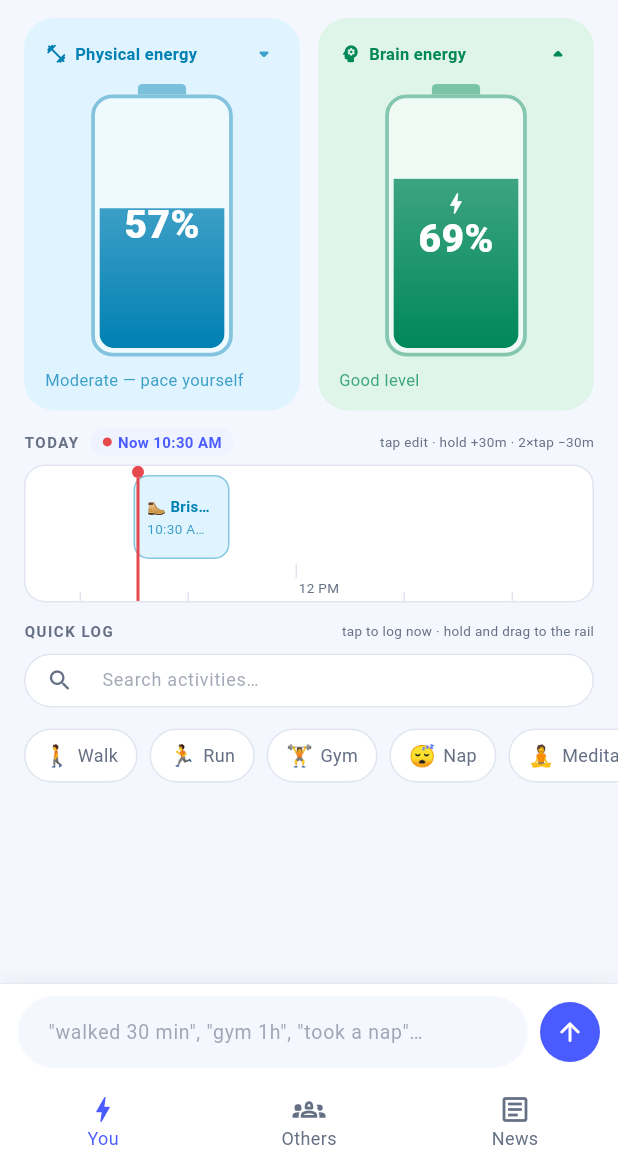
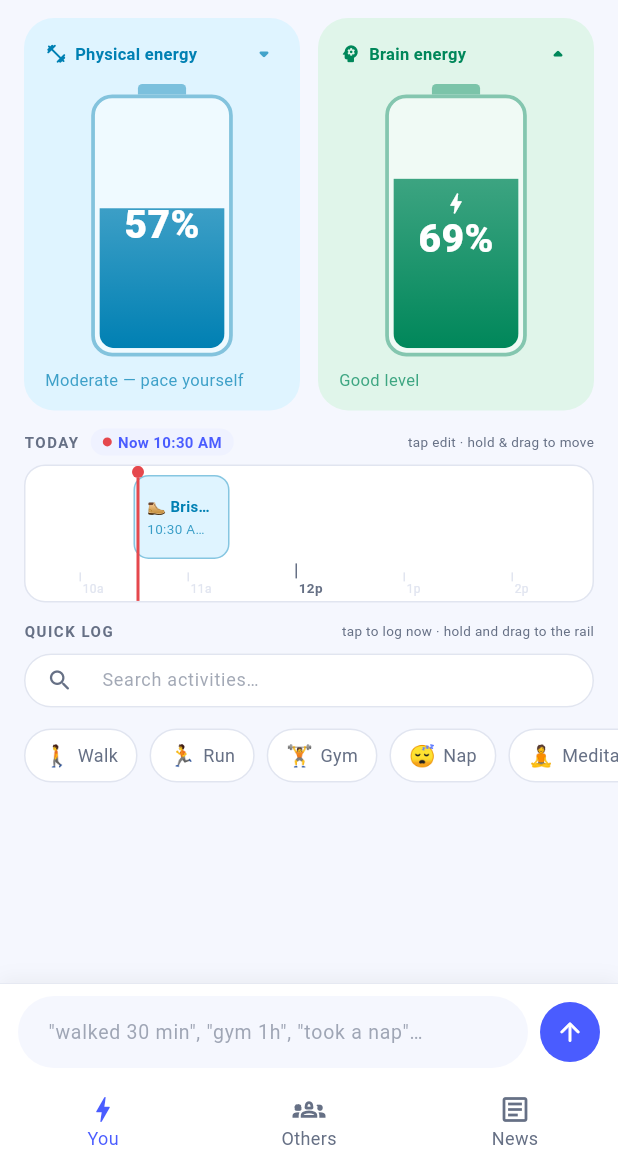
Before and after one commit to nikhiljose47/batterie, a Flutter app: the screen it shows after launch, after a tap on "Walk", on a phone screen of 412 x 824 dp, the part 72-1236 px from its top. Run offline on Flutter 3.47's test engine with Material 3 defaults, Android fonts, the phone set to English and light mode, and no system bars; our stand-ins replace flutter_dotenv, sqflite, sqflite_common_ffi; accounts and stored records are empty; network calls fail.

Commit message:
Rail update

```diff
--- a/lib/config/theme/app_theme.dart
+++ b/lib/config/theme/app_theme.dart
@@ -35,7 +35,7 @@ class AppTheme {
         selectedLabelStyle: TextStyle(fontSize: 12),
         unselectedLabelStyle: TextStyle(fontSize: 12),
       ),
-      cardTheme: CardTheme(
+      cardTheme: CardThemeData(
         color: AppColors.surface,
         elevation: 0,
         margin: EdgeInsets.zero,
--- a/lib/pages/dashboard/dashboard_page.dart
+++ b/lib/pages/dashboard/dashboard_page.dart
@@ -158,8 +158,10 @@ class _DashboardPageState extends State<DashboardPage> {
                       activities: state.loggedActivities,
                       onDropActivity: (activityId, startMinutes) => _controller
                           .logActivity(activityId, startMinutes: startMinutes),
+                      onMoveActivity: (loggedId, startMinutes) =>
+                          _controller.updateLoggedActivity(loggedId,
+                              startMinutes: startMinutes),
                       onEditRequest: _showEditActivitySheet,
-                      onAdjustDuration: _adjustDuration,
                     ),
                     const SizedBox(height: AppSpacing.medium),
                     _QuickLogSection(
@@ -193,38 +195,6 @@ class _DashboardPageState extends State<DashboardPage> {
     _controller.processActivityText(text);
     _textController.clear();
     _focusNode.unfocus();
-  }
-
-  void _adjustDuration(LoggedActivity logged, int deltaMinutes) {
-    final newDuration = (logged.durationMinutes + deltaMinutes).clamp(10, 240);
-    final activity = const EnergyScoreEngine().activityById(logged.activityId);
-
-    if (newDuration == logged.durationMinutes) {
-      ScaffoldMessenger.of(context)
-        ..hideCurrentSnackBar()
-        ..showSnackBar(SnackBar(
-          content: Text(
-            deltaMinutes > 0
-                ? '${activity.name} is already at the 240 min maximum'
-                : '${activity.name} is already at the 10 min minimum',
-          ),
-          duration: const Duration(seconds: 1),
-          behavior: SnackBarBehavior.floating,
-        ));
-      return;
-    }
-
-    _controller.updateLoggedActivity(logged.id, durationMinutes: newDuration);
-
-    ScaffoldMessenger.of(context)
-      ..hideCurrentSnackBar()
-      ..showSnackBar(SnackBar(
-        content: Text(
-          '${activity.name} ${deltaMinutes > 0 ? '+30' : '−30'} min → $newDuration min',
-        ),
-        duration: const Duration(seconds: 1),
-        behavior: SnackBarBehavior.floating,
-      ));
   }
 
   void _showCheckInSheet(BuildContext context) {
@@ -399,7 +369,7 @@ class _QuickLogSection extends StatelessWidget {
               hintText: 'Search activities…',
               hintStyle: TextStyle(
                 fontSize: 12,
-                color: AppColors.textMuted.withOpacity(0.6),
+                color: AppColors.textMuted.withValues(alpha:0.6),
               ),
               prefixIcon: const Icon(Icons.search_rounded,
                   size: 18, color: AppColors.textMuted),
@@ -570,7 +540,7 @@ class _ActivityInputBar extends StatelessWidget {
             const Border(top: BorderSide(color: AppColors.outline, width: 0.5)),
         boxShadow: <BoxShadow>[
           BoxShadow(
-            color: Colors.black.withOpacity(0.05),
+            color: Colors.black.withValues(alpha:0.05),
             blurRadius: 10,
             offset: const Offset(0, -2),
           ),
@@ -593,7 +563,7 @@ class _ActivityInputBar extends StatelessWidget {
                 hintText: '"walked 30 min", "gym 1h", "took a nap"…',
                 hintStyle: TextStyle(
                   fontSize: 13,
-                  color: AppColors.textMuted.withOpacity(0.6),
+                  color: AppColors.textMuted.withValues(alpha:0.6),
                 ),
                 filled: true,
                 fillColor: AppColors.scaffoldBackground,
--- a/lib/pages/dashboard/widgets/activity_timeline_rail.dart
+++ b/lib/pages/dashboard/widgets/activity_timeline_rail.dart
@@ -1,31 +1,30 @@
 import 'package:flutter/material.dart';
-import 'package:flutter/services.dart';
 
 import '../../../constants/app_colors.dart';
 import '../../../engine/energy_score_engine.dart';
 import '../../../models/logged_activity.dart';
 
 /// Horizontal 24-hour rail. Auto-scrolls so "now" sits near the left edge,
-/// shows a live now-indicator, renders logged activities as editable cards,
-/// and accepts quick-log chips via drag-and-drop.
+/// shows a live now-indicator, renders logged activities as draggable cards,
+/// and accepts quick-log chips via drag-and-drop from outside the rail.
 class ActivityTimelineRail extends StatefulWidget {
   const ActivityTimelineRail({
     super.key,
     required this.activities,
     required this.onDropActivity,
+    required this.onMoveActivity,
     required this.onEditRequest,
-    required this.onAdjustDuration,
   });
 
   final List<LoggedActivity> activities;
 
-  /// Called when a chip is dropped: (activityId, startMinutes).
+  /// External chip dropped onto the rail → create a new entry.
   final void Function(String activityId, int startMinutes) onDropActivity;
+
+  /// Existing card dragged within the rail → update its start time.
+  final void Function(String loggedId, int startMinutes) onMoveActivity;
+
   final ValueChanged<LoggedActivity> onEditRequest;
-
-  /// Called on hold (+30) or double-tap (−30): (activity, deltaMinutes).
-  final void Function(LoggedActivity activity, int deltaMinutes)
-      onAdjustDuration;
 
   @override
   State<ActivityTimelineRail> createState() => _ActivityTimelineRailState();
@@ -79,7 +78,6 @@ class _ActivityTimelineRailState extends State<ActivityTimelineRail> {
               ),
             ),
             const SizedBox(width: 8),
-            // Now indication (left side of the rail header)
             Container(
               padding: const EdgeInsets.symmetric(horizontal: 8, vertical: 2),
               decoration: BoxDecoration(
@@ -111,7 +109,7 @@ class _ActivityTimelineRailState extends State<ActivityTimelineRail> {
             ),
             const Spacer(),
             const Text(
-              'tap edit · hold +30m · 2×tap −30m',
+              'tap edit · hold & drag to move',
               style: TextStyle(fontSize: 9, color: AppColors.textMuted),
             ),
           ],
@@ -165,32 +163,46 @@ class _ActivityTimelineRailState extends State<ActivityTimelineRail> {
         ((local.dx + _scrollController.offset) / _pixelsPerMinute).round();
     // Snap to 15-minute steps
     final snapped = ((minutes / 15).round() * 15).clamp(0, 1425);
-    widget.onDropActivity(details.data, snapped);
+
+    final data = details.data;
+    if (data.startsWith('move:')) {
+      // Internal card drag — just update the start time
+      widget.onMoveActivity(data.substring(5), snapped);
+    } else {
+      // External chip drop — create a new logged entry
+      widget.onDropActivity(data, snapped);
+    }
   }
 
+  /// Tick + label for every hour. Major ticks at 0 / 6 / 12 / 18 are taller
+  /// and labelled in a slightly larger font for orientation.
   List<Widget> _buildHourMarks() {
     return List<Widget>.generate(25, (hour) {
       final x = hour * 60 * _pixelsPerMinute;
-      final showLabel = hour % 3 == 0;
+      final isMajor = hour % 6 == 0;
       return Positioned(
         left: x,
         bottom: 0,
         child: Column(
           crossAxisAlignment: CrossAxisAlignment.start,
+          mainAxisSize: MainAxisSize.min,
           children: <Widget>[
             Container(
               width: 1,
-              height: showLabel ? 10 : 6,
-              color: AppColors.outline,
+              height: isMajor ? 10 : 6,
+              color: isMajor
+                  ? AppColors.textMuted
+                  : AppColors.outline,
             ),
-            if (showLabel)
             Padding(
               padding: const EdgeInsets.only(left: 2, bottom: 2),
               child: Text(
                 _hourLabel(hour),
-                  style: const TextStyle(
-                    fontSize: 9,
-                    color: AppColors.textMuted,
+                style: TextStyle(
+                  fontSize: isMajor ? 9 : 8,
+                  color: isMajor ? AppColors.textMuted : AppColors.outline,
+                  fontWeight:
+                      isMajor ? FontWeight.w600 : FontWeight.normal,
                 ),
               ),
             ),
@@ -233,28 +245,14 @@ class _ActivityTimelineRailState extends State<ActivityTimelineRail> {
       final width =
           (logged.durationMinutes * _pixelsPerMinute).clamp(64.0, _dayWidth);
 
-      return Positioned(
-        left: logged.startMinutes * _pixelsPerMinute,
-        top: 6,
-        child: GestureDetector(
-          onTap: () => widget.onEditRequest(logged),
-          onLongPress: () {
-            HapticFeedback.mediumImpact();
-            widget.onAdjustDuration(logged, 30);
-          },
-          onDoubleTap: () {
-            HapticFeedback.lightImpact();
-            widget.onAdjustDuration(logged, -30);
-          },
-          child: Container(
+      final card = Container(
         width: width,
         height: 56,
         padding: const EdgeInsets.symmetric(horizontal: 8, vertical: 5),
         decoration: BoxDecoration(
-              color:
-                  isGain ? AppColors.energyBrainBg : AppColors.energyPhysicalBg,
+          color: isGain ? AppColors.energyBrainBg : AppColors.energyPhysicalBg,
           borderRadius: BorderRadius.circular(10),
-              border: Border.all(color: accent.withOpacity(0.4)),
+          border: Border.all(color: accent.withValues(alpha: 0.4)),
         ),
         child: Column(
           crossAxisAlignment: CrossAxisAlignment.start,
@@ -275,13 +273,28 @@ class _ActivityTimelineRailState extends State<ActivityTimelineRail> {
               '${formatMinutes(logged.startMinutes)} · ${logged.durationMinutes} min',
               style: TextStyle(
                 fontSize: 9,
-                    color: accent.withOpacity(0.75),
+                color: accent.withValues(alpha: 0.75),
               ),
               maxLines: 1,
               overflow: TextOverflow.ellipsis,
             ),
           ],
         ),
+      );
+
+      return Positioned(
+        left: logged.startMinutes * _pixelsPerMinute,
+        top: 6,
+        child: LongPressDraggable<String>(
+          data: 'move:${logged.id}',
+          feedback: Material(
+            color: Colors.transparent,
+            child: Opacity(opacity: 0.85, child: card),
+          ),
+          childWhenDragging: Opacity(opacity: 0.28, child: card),
+          child: GestureDetector(
+            onTap: () => widget.onEditRequest(logged),
+            child: card,
           ),
         ),
       );
@@ -290,8 +303,8 @@ class _ActivityTimelineRailState extends State<ActivityTimelineRail> {
 
   String _hourLabel(int hour) {
     final h = hour % 24;
-    if (h == 0) return '12 AM';
-    if (h == 12) return '12 PM';
-    return h < 12 ? '$h AM' : '${h - 12} PM';
+    if (h == 0) return '12a';
+    if (h == 12) return '12p';
+    return h < 12 ? '${h}a' : '${h - 12}p';
   }
 }
--- a/lib/pages/dashboard/widgets/check_in_sheet.dart
+++ b/lib/pages/dashboard/widgets/check_in_sheet.dart
@@ -120,7 +120,7 @@ class _CheckInSheetState extends State<CheckInSheet> {
           ),
           const SizedBox(height: AppSpacing.small),
           DropdownButtonFormField<String>(
-            value: _activityId,
+            initialValue: _activityId,
             isExpanded: true,
             decoration: const InputDecoration(
               labelText: 'What have you mostly been doing?',
--- a/lib/pages/dashboard/widgets/energy_level_card.dart
+++ b/lib/pages/dashboard/widgets/energy_level_card.dart
@@ -93,7 +93,7 @@ class _EnergyLevelCardState extends State<EnergyLevelCard> {
               widget.subtitle,
               style: TextStyle(
                 fontSize: 11,
-                color: widget.accentColor.withOpacity(0.72),
+                color: widget.accentColor.withValues(alpha:0.72),
               ),
               maxLines: 1,
               overflow: TextOverflow.ellipsis,
@@ -130,7 +130,7 @@ class _TrendBadge extends StatelessWidget {
             key: const ValueKey<String>('down'),
             Icons.arrow_drop_down_rounded,
             size: 20,
-            color: color.withOpacity(0.7),
+            color: color.withValues(alpha:0.7),
           ),
       },
     );
@@ -171,7 +171,7 @@ class _BatteryGauge extends StatelessWidget {
               child: Container(
                 height: 7,
                 decoration: BoxDecoration(
-                  color: accentColor.withOpacity(0.45),
+                  color: accentColor.withValues(alpha:0.45),
                   borderRadius:
                       const BorderRadius.vertical(top: Radius.circular(3)),
                 ),
@@ -183,10 +183,10 @@ class _BatteryGauge extends StatelessWidget {
                 decoration: BoxDecoration(
                   borderRadius: BorderRadius.circular(14),
                   border: Border.all(
-                    color: accentColor.withOpacity(0.45),
+                    color: accentColor.withValues(alpha:0.45),
                     width: 2.5,
                   ),
-                  color: Colors.white.withOpacity(0.5),
+                  color: Colors.white.withValues(alpha:0.5),
                 ),
                 padding: const EdgeInsets.all(3),
                 child: ClipRRect(
@@ -206,7 +206,7 @@ class _BatteryGauge extends StatelessWidget {
                                 end: Alignment.topCenter,
                                 colors: <Color>[
                                   _fillColor,
-                                  _fillColor.withOpacity(0.75),
+                                  _fillColor.withValues(alpha:0.75),
                                 ],
                               ),
                             ),
--- a/lib/pages/others/others_page.dart
+++ b/lib/pages/others/others_page.dart
@@ -143,7 +143,7 @@ class _AiChatBanner extends StatelessWidget {
                   Text(
                     'Chat about sleep, focus, recovery, and more.',
                     style: TextStyle(
-                      color: Colors.white.withOpacity(0.8),
+                      color: Colors.white.withValues(alpha: 0.8),
                       fontSize: 12,
                     ),
                   ),
--- a/lib/pages/others/widgets/daily_stats_panel.dart
+++ b/lib/pages/others/widgets/daily_stats_panel.dart
@@ -471,7 +471,7 @@ class _AverageCard extends StatelessWidget {
             label,
             style: TextStyle(
               fontSize: 10,
-              color: color.withOpacity(0.8),
+              color: color.withValues(alpha: 0.8),
             ),
             maxLines: 1,
             overflow: TextOverflow.ellipsis,
```
Lines whose indentation alone changed are shown as unchanged.
